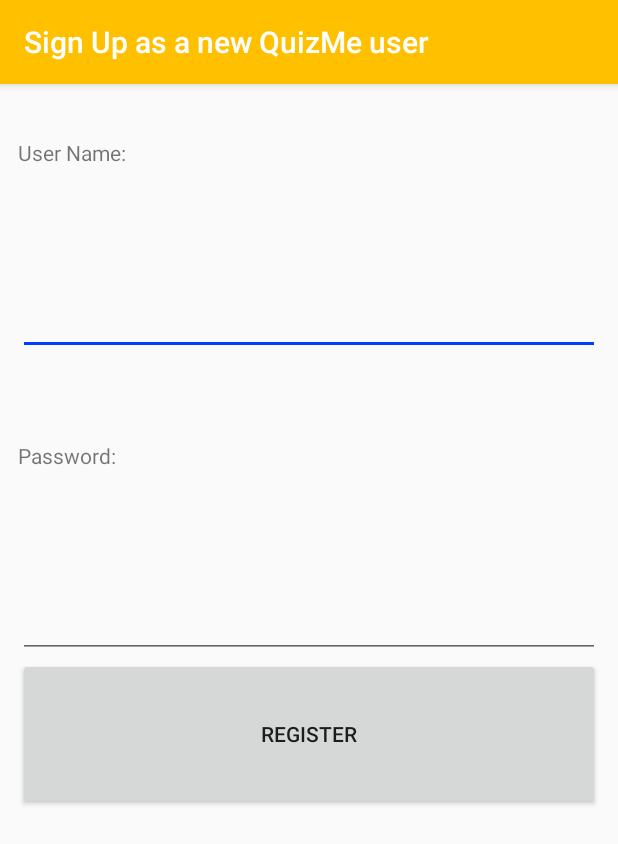
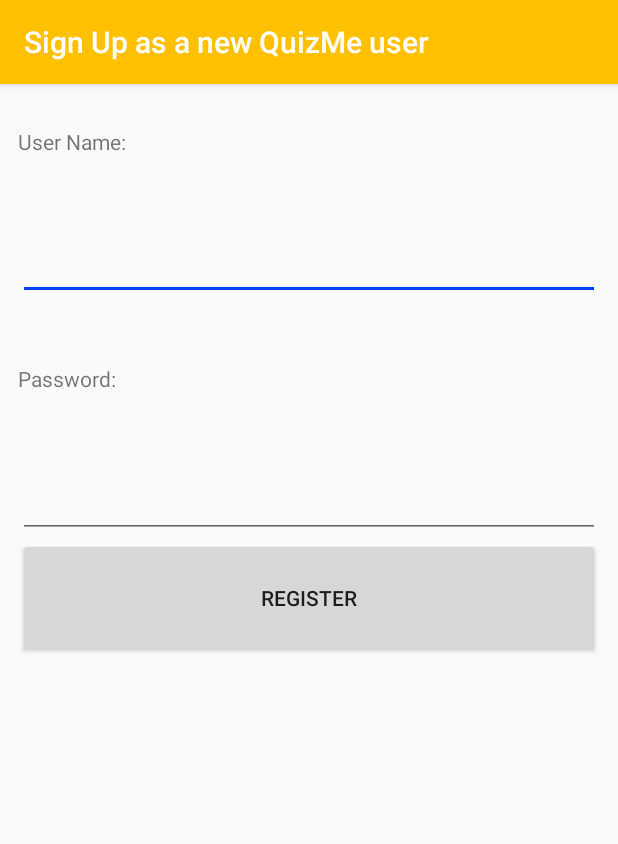
Before and after one commit to joshfernandez/iat359_quizme, an Android app: the screen it shows after launch (MainActivity), on a phone screen of 412 x 824 dp. Shown: the top 844 px of the screen. Run offline under Robolectric (Android 15) with nearby library versions, the light colour scheme and no system bars.

Commit message:
Mini: Increase the space at the bottom

```diff
--- a/app/src/main/res/layout/activity_main.xml
+++ b/app/src/main/res/layout/activity_main.xml
@@ -61,6 +61,6 @@
         <Space
             android:layout_width="match_parent"
             android:layout_height="0dp"
-            android:layout_weight="8" />
+            android:layout_weight="14" />
     </LinearLayout>
 </android.support.constraint.ConstraintLayout>
```
